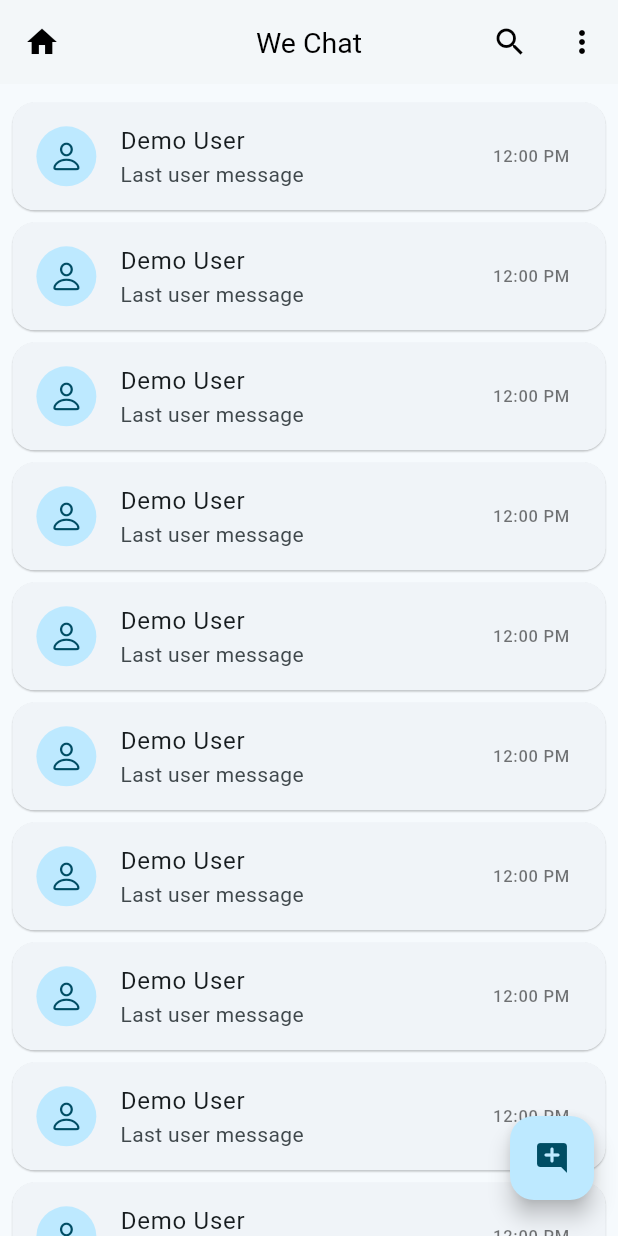
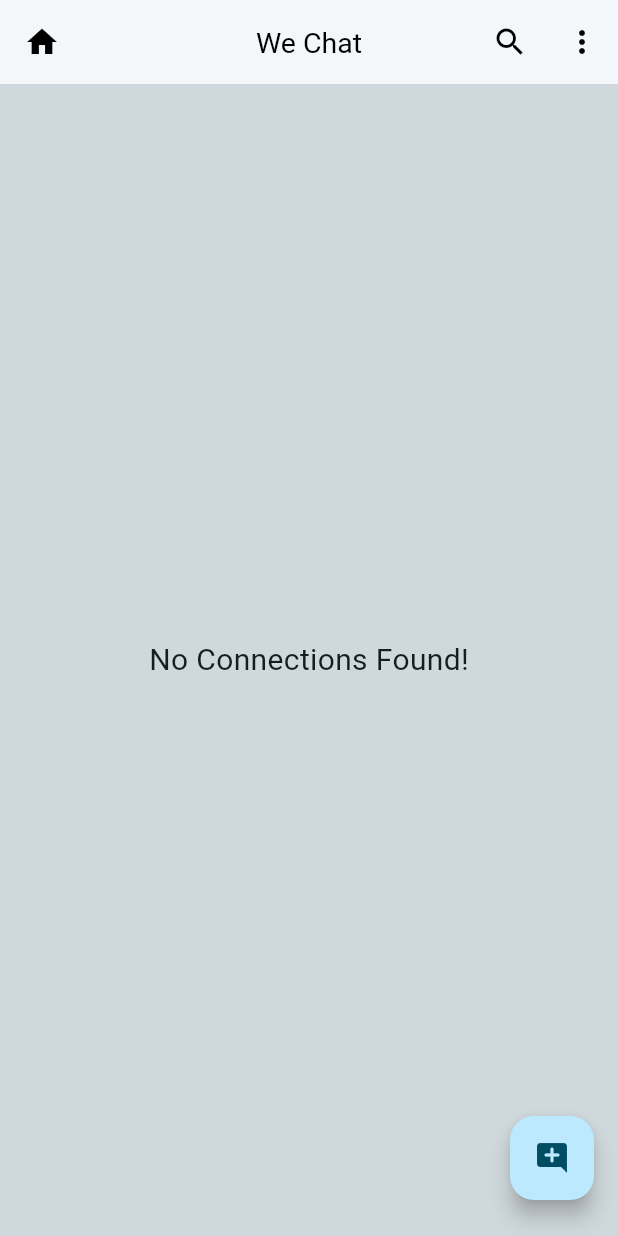
Before and after one commit to deepak20001/we_chat, a Flutter app: the HomeScreen screen opened directly, on a phone screen of 412 x 824 dp. Run offline on Flutter 3.47's test engine with Material 2 defaults, Android fonts, the phone set to English and light mode, and no system bars; our stand-ins replace cloud_firestore, firebase_auth, firebase_core, google_sign_in; accounts and stored records are empty.

Commit message:
created chatIUser model, fetched data from firestore via model

```diff
--- a/lib/api/apis.dart
+++ b/lib/api/apis.dart
@@ -1,5 +1,10 @@
+import 'package:cloud_firestore/cloud_firestore.dart';
 import 'package:firebase_auth/firebase_auth.dart';
 
 class APIs {
+  // for authentication
   static FirebaseAuth auth = FirebaseAuth.instance;
+
+  // for accessing cloud firestore database
+  static FirebaseFirestore firestore = FirebaseFirestore.instance;
 }
--- /dev/null
+++ b/lib/models/chat_user.dart
@@ -0,0 +1,48 @@
+class ChatUser {
+  String? image;
+  String? about;
+  String? name;
+  String? createdAt;
+  String? lastActive;
+  String? isOnline;
+  String? id;
+  String? pushToken;
+  String? email;
+
+  ChatUser(
+      {this.image,
+      this.about,
+      this.name,
+      this.createdAt,
+      this.lastActive,
+      this.isOnline,
+      this.id,
+      this.pushToken,
+      this.email});
+
+  ChatUser.fromJson(Map<String, dynamic> json) {
+    image = json['image'] ?? "";
+    about = json['about'] ?? "";
+    name = json['name'] ?? "";
+    createdAt = json['created_at'] ?? "";
+    lastActive = json['last_active'] ?? "";
+    isOnline = json['is_online'] ?? "";
+    id = json['id'] ?? "";
+    pushToken = json['push_token'] ?? "";
+    email = json['email'] ?? "";
+  }
+
+  Map<String, dynamic> toJson() {
+    final Map<String, dynamic> data = <String, dynamic>{};
+    data['image'] = image;
+    data['about'] = about;
+    data['name'] = name;
+    data['created_at'] = createdAt;
+    data['last_active'] = lastActive;
+    data['is_online'] = isOnline;
+    data['id'] = id;
+    data['push_token'] = pushToken;
+    data['email'] = email;
+    return data;
+  }
+}
--- a/lib/screens/home_screen.dart
+++ b/lib/screens/home_screen.dart
@@ -1,8 +1,9 @@
+import 'package:chat_app/widgets/chat_user_card.dart';
 import 'package:flutter/material.dart';
 import 'package:google_sign_in/google_sign_in.dart';
 import '../api/apis.dart';
 import '../constants/app_constants.dart';
-import '../widgets/chat_user_card.dart';
+import '../models/chat_user.dart';
 
 class HomeScreen extends StatefulWidget {
   const HomeScreen({super.key});
@@ -12,6 +13,8 @@ class HomeScreen extends StatefulWidget {
 }
 
 class _HomeScreenState extends State<HomeScreen> {
+  List<ChatUser> list = [];
+
   @override
   Widget build(BuildContext context) {
     return Scaffold(
@@ -39,14 +42,49 @@ class _HomeScreenState extends State<HomeScreen> {
           child: const Icon(Icons.add_comment_rounded),
         ),
       ),
-      body: ListView.builder(
-          physics: const BouncingScrollPhysics(),
-          padding:
-              EdgeInsets.only(top: mq.height * .01, bottom: mq.height * .065),
-          itemCount: 16,
-          itemBuilder: (context, index) {
-            return const ChatUserCard();
-          }),
+      body: Container(
+        color: Colors.blueGrey.shade100,
+        child: StreamBuilder(
+            stream: APIs.firestore.collection("users").snapshots(),
+            builder: (context, snapshot) {
+              switch (snapshot.connectionState) {
+                // if data is loading
+                case ConnectionState.waiting:
+                case ConnectionState.none:
+                  return const Center(
+                    child: CircularProgressIndicator(),
+                  );
+
+                // if some or all data is loaded then show it
+                case ConnectionState.active:
+                case ConnectionState.done:
+                  final data = snapshot.data?.docs;
+                  list =
+                      data?.map((e) => ChatUser.fromJson(e.data())).toList() ??
+                          [];
+
+                  if (list.isNotEmpty) {
+                    return ListView.builder(
+                        physics: const BouncingScrollPhysics(),
+                        padding: EdgeInsets.only(
+                            top: mq.height * .01, bottom: mq.height * .065),
+                        itemCount: list.length,
+                        itemBuilder: (context, index) {
+                          return ChatUserCard(user: list[index]);
+                        });
+                  } else {
+                    return const Center(
+                      child: Text(
+                        "No Connections Found!",
+                        style: TextStyle(
+                          fontSize: 20.0,
+                        ),
+                      ),
+                    );
+                  }
+              }
+            }),
+      ),
     );
   }
 }
--- a/lib/widgets/chat_user_card.dart
+++ b/lib/widgets/chat_user_card.dart
@@ -1,10 +1,17 @@
 import 'package:flutter/cupertino.dart';
 import 'package:flutter/material.dart';
 import '../constants/app_constants.dart';
+import '../models/chat_user.dart';
 
-class ChatUserCard extends StatelessWidget {
-  const ChatUserCard({super.key});
+class ChatUserCard extends StatefulWidget {
+  final ChatUser user;
+  const ChatUserCard({super.key, required this.user});
 
+  @override
+  State<ChatUserCard> createState() => _ChatUserCardState();
+}
+
+class _ChatUserCardState extends State<ChatUserCard> {
   @override
   Widget build(BuildContext context) {
     return Card(
@@ -18,22 +25,26 @@ class ChatUserCard extends StatelessWidget {
       ),
       child: InkWell(
         onTap: () {},
-        child: const ListTile(
+        child: ListTile(
           // user profile pic
-          leading: CircleAvatar(
+          leading: const CircleAvatar(
             child: Icon(CupertinoIcons.person),
           ),
 
           // user name
-          title: Text("Demo User"),
+          title: Text(
+            widget.user.name.toString(),
+          ),
 
           // last message
-          subtitle: Text("Last user message"),
+          subtitle: Text(
+            widget.user.about.toString(),
+          ),
 
           // last message time
           trailing: Text(
-            "12:00 PM",
-            style: TextStyle(
+            widget.user.lastActive.toString(),
+            style: const TextStyle(
               color: Colors.black54,
             ),
           ),
--- a/pubspec.yaml
+++ b/pubspec.yaml
@@ -39,6 +39,7 @@ dependencies:
   firebase_core: ^2.19.0
   firebase_auth: ^4.11.1
   google_sign_in: ^6.1.5
+  cloud_firestore: ^4.11.0
 
 dev_dependencies:
   flutter_test:
```
Also changed, not shown: lib/main.dart (+4 -8 lines), pubspec.lock, 3 other files.
